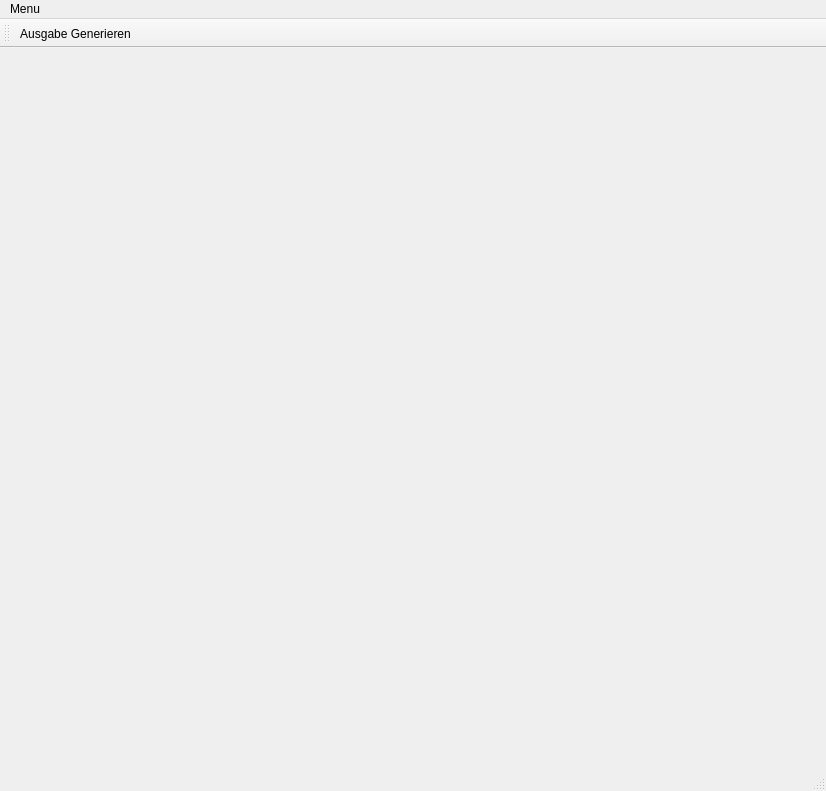
The window that WikiEdit/MainWindow.ui (lancedelgardo/MediaWikiEditor) describes before a commit, drawn with Qt 5.
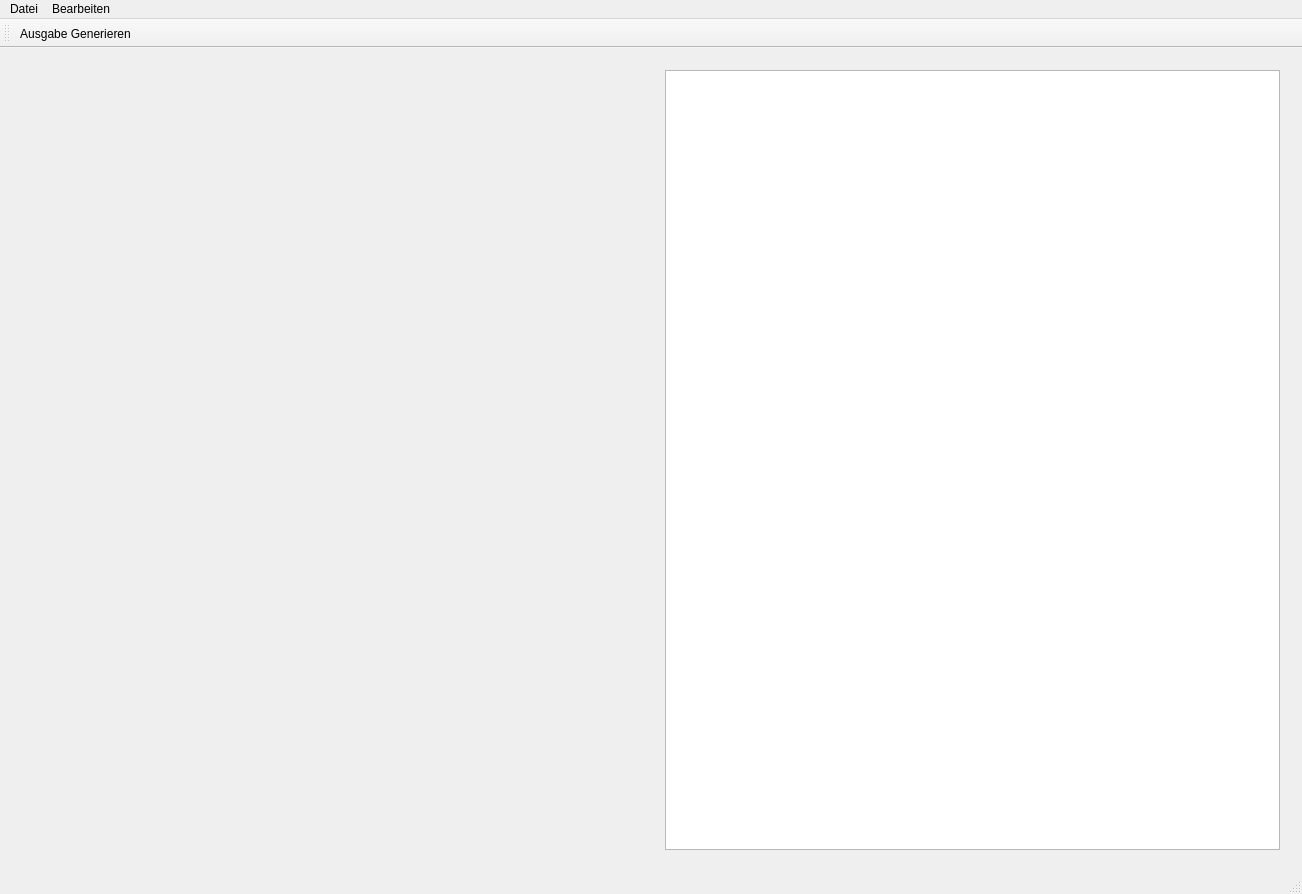
The same window after the commit. Icons and pictures are not drawn.

Patch:
```diff
--- a/WikiEdit/MainWindow.ui
+++ b/WikiEdit/MainWindow.ui
@@ -6,28 +6,59 @@
    <rect>
     <x>0</x>
     <y>0</y>
-    <width>826</width>
-    <height>791</height>
+    <width>1302</width>
+    <height>894</height>
    </rect>
   </property>
   <property name="windowTitle">
    <string>MainWindow</string>
   </property>
   <widget class="QWidget" name="centralWidget">
-   <layout class="QHBoxLayout" name="horizontalLayout"/>
+   <layout class="QHBoxLayout" name="horizontalLayout">
+    <item>
+     <widget class="QWidget" name="inputWidget" native="true">
+      <property name="sizePolicy">
+       <sizepolicy hsizetype="MinimumExpanding" vsizetype="MinimumExpanding">
+        <horstretch>0</horstretch>
+        <verstretch>0</verstretch>
+       </sizepolicy>
+      </property>
+      <layout class="QVBoxLayout" name="verticalLayout"/>
+     </widget>
+    </item>
+    <item>
+     <widget class="QWidget" name="outputWidget" native="true">
+      <layout class="QHBoxLayout" name="horizontalLayout_2">
+       <item>
+        <widget class="QPlainTextEdit" name="plainTextEdit"/>
+       </item>
+      </layout>
+     </widget>
+    </item>
+   </layout>
   </widget>
   <widget class="QMenuBar" name="menuBar">
    <property name="geometry">
     <rect>
      <x>0</x>
      <y>0</y>
-     <width>826</width>
+     <width>1302</width>
      <height>22</height>
     </rect>
    </property>
    <widget class="QMenu" name="menuMenu">
     <property name="title">
-     <string>Menu</string>
+     <string>Datei</string>
+    </property>
+    <addaction name="actionNew"/>
+    <addaction name="actionSave"/>
+    <addaction name="actionSaveAs"/>
+    <addaction name="actionSaveModel"/>
+    <addaction name="actionLoad"/>
+   </widget>
+   <widget class="QMenu" name="menuBearbeiten">
+    <property name="title">
+     <string>Bearbeiten</string>
     </property>
     <addaction name="addTextfield"/>
     <addaction name="addTable"/>
@@ -35,6 +66,7 @@
     <addaction name="addPicture"/>
    </widget>
    <addaction name="menuMenu"/>
+   <addaction name="menuBearbeiten"/>
   </widget>
   <widget class="QToolBar" name="mainToolBar">
    <attribute name="toolBarArea">
```
Left out of the diff: 43 changed lines with no effect on the pictures.
